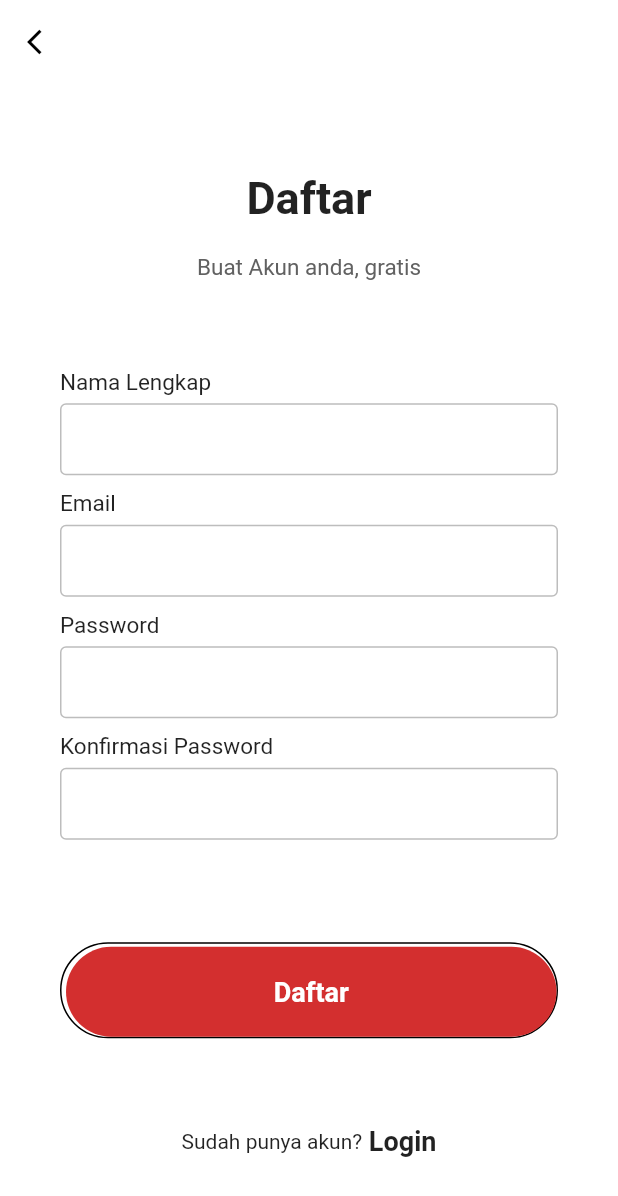
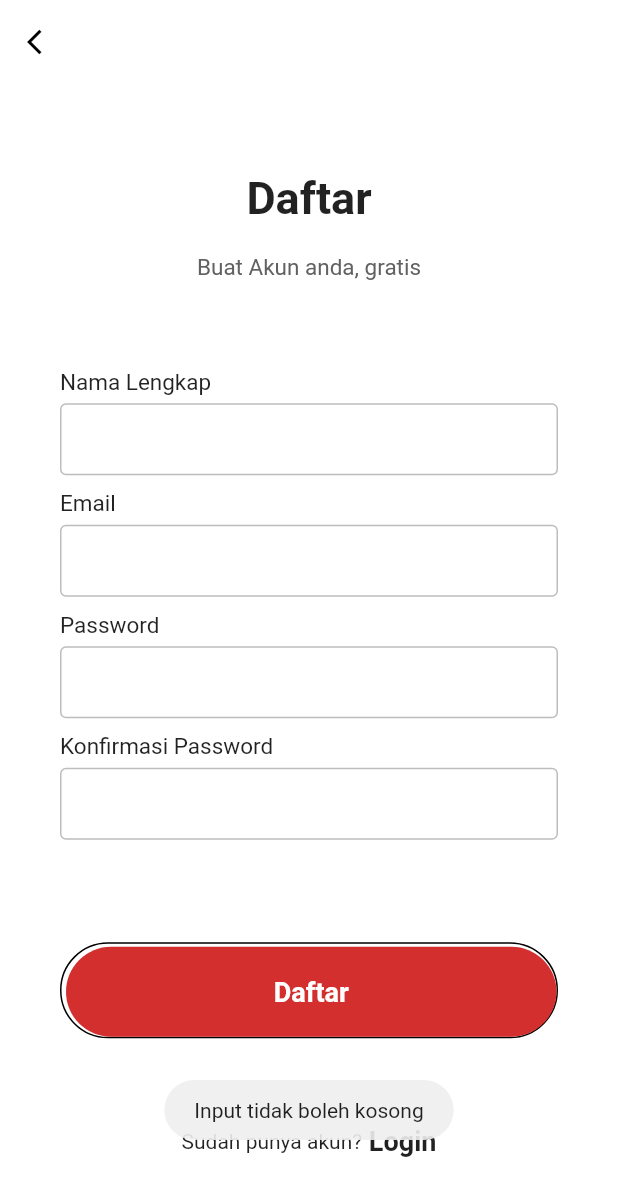
Before and after one commit to Tim-8-PemMob/qanteen, a Flutter app: the SignUpPage screen opened directly, after a tap on "Daftar", on a phone screen of 412 x 824 dp. Shown: the top 1196 px of the screen. Run offline on Flutter 3.47's test engine with Material 2 defaults, Android fonts, the phone set to English and light mode, and no system bars; our stand-ins replace carousel_slider, cloud_firestore, convex_bottom_bar, firebase_auth, firebase_core, firebase_messaging and 8 more; missing offline and left inert: input_history_text_field, paginate_firestore; accounts and stored records are empty.

Commit message:
new message validation

```diff
--- a/lib/pages/signup.dart
+++ b/lib/pages/signup.dart
@@ -3,17 +3,20 @@
 import 'package:firebase_messaging/firebase_messaging.dart';
 import 'package:flutter/material.dart';
 import 'package:flutter/services.dart';
+import 'package:fluttertoast/fluttertoast.dart';
 import 'package:qanteen/pages/login.dart';
 
-Future<void> signUp(String name, String email, String password, String confirmPassword) async {
+Future<String> signUp(String name, String email, String password, String confirmPassword) async {
   final fcmToken = await FirebaseMessaging.instance.getToken();
-
-  try {
+  late UserCredential user;
+  late String message;
+  if(name == "" || email == "" || password == "" || confirmPassword == "") {
+    message = "Input tidak boleh kosong";
+  } else {
     if (password == confirmPassword) {
-      UserCredential user = await FirebaseAuth.instance
-          .createUserWithEmailAndPassword(email: email, password: password);
-      print("data user : ${user}");
-      print("data user.user ${user.user}");
+      await FirebaseAuth.instance.createUserWithEmailAndPassword(email: email, password: password).then((res) async {
+        user = res;
+        message = "Register Complete";
         await FirebaseFirestore.instance
             .collection("Users")
             .doc(user.user!.uid)
@@ -22,10 +25,14 @@
           "role" : "user",
           'fcmToken' : fcmToken,
         });
+      }, onError: (e) {
+        message = e.message.toString();
+      });
+    } else {
+      message = "Periksa lagi password anda";
     }
-  } catch (e) {
-    print(e);
   }
+  return message;
 }
 
 class SignUpPage extends StatefulWidget {
@@ -116,8 +123,9 @@
                   minWidth: double.infinity,
                   height: 60,
                   onPressed: () {
-                    signUp(
-                        tName.text, tEmail.text, tPassword.text, tConfirm.text);
+                    signUp(tName.text, tEmail.text, tPassword.text, tConfirm.text).then((msg) {
+                      Fluttertoast.showToast(msg: msg);
+                    });
                   },
                   color: Colors.red[700],
                   elevation: 0,
```
Also changed, not shown: lib/pages/login.dart (+9 -5 lines). Lines whose indentation alone changed are shown as unchanged.
